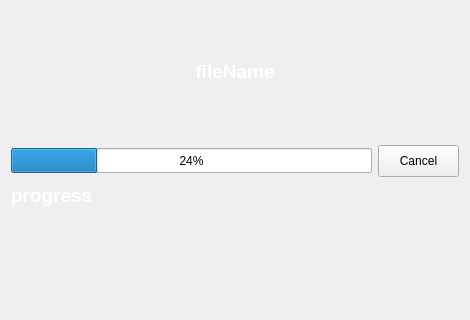
Old version of the form converterprocess.ui in the repository vendestine/MP3Converter; both pictures show x 0 to 470 and y 93 to 413 of the 470 by 540 pixel window.
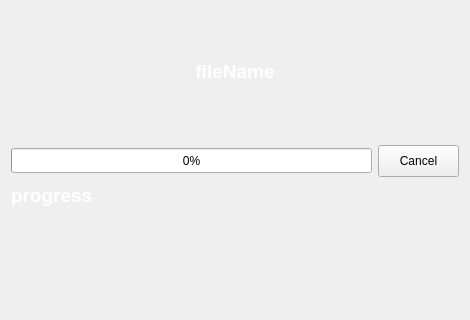
New version of the form.

What changed in the file:
```diff
--- a/converterprocess.ui
+++ b/converterprocess.ui
@@ -162,7 +162,7 @@
         </size>
        </property>
        <property name="value">
-        <number>24</number>
+        <number>0</number>
        </property>
       </widget>
      </item>
```
